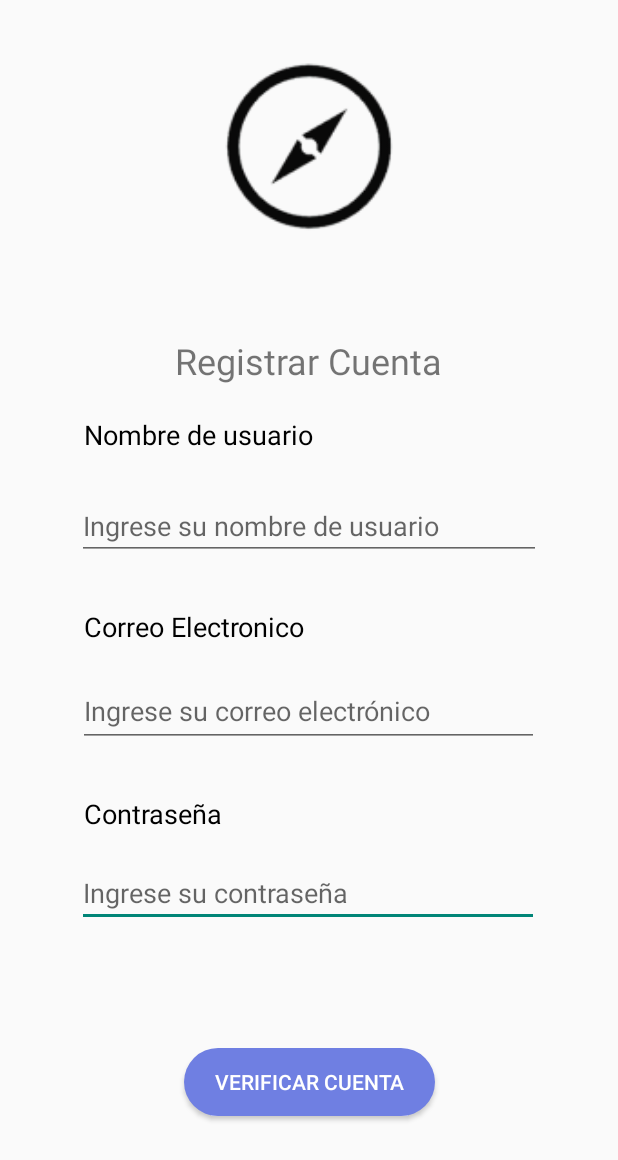
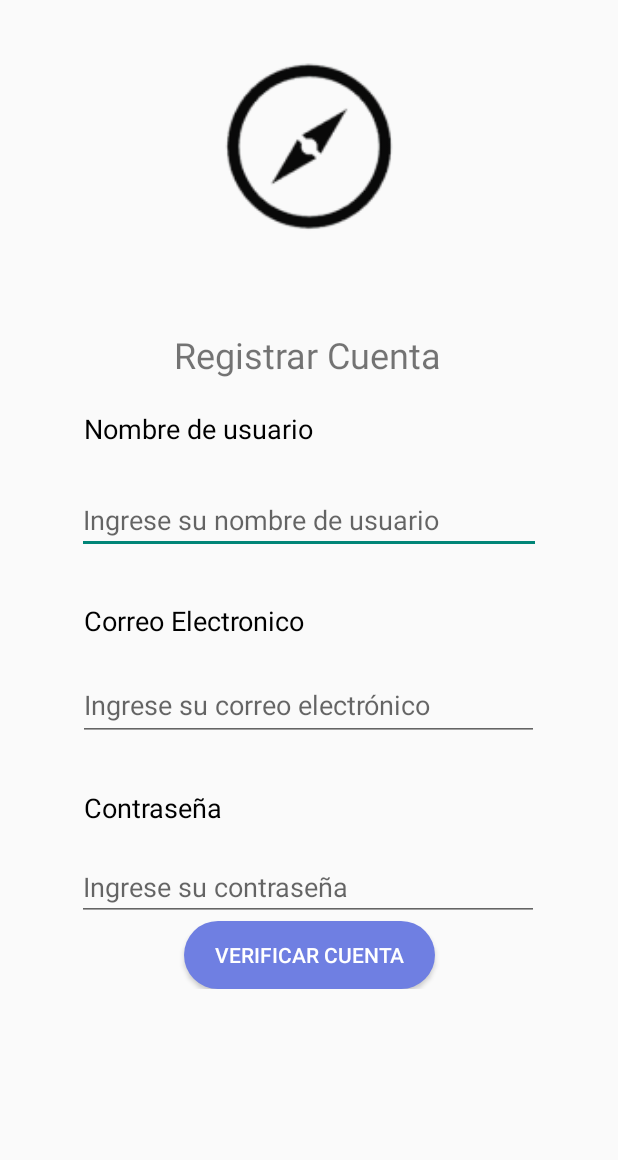
Before and after one commit to 0ctor0k/bussrute-AndroidStudio, an Android app: the CrearCuenta screen opened directly, with no data from a screen before it, on a phone screen of 412 x 824 dp. Shown: the top 1160 px of the screen. Run offline under Robolectric (Android 15) with nearby library versions, the phone set to English and light mode, and no system bars; our stand-ins replace Volley.

Commit message:
Mejor Interfaz en Pantalla Chica

```diff
--- a/app/src/main/res/layout/activity_crear_cuenta.xml
+++ b/app/src/main/res/layout/activity_crear_cuenta.xml
@@ -1,7 +1,11 @@
 <?xml version="1.0" encoding="utf-8"?>
-<androidx.constraintlayout.widget.ConstraintLayout xmlns:android="http://schemas.android.com/apk/res/android"
+<ScrollView xmlns:android="http://schemas.android.com/apk/res/android"
     xmlns:app="http://schemas.android.com/apk/res-auto"
     xmlns:tools="http://schemas.android.com/tools"
+    android:layout_width="match_parent"
+    android:layout_height="match_parent"
+    tools:context=".CrearCuenta">
+    <androidx.constraintlayout.widget.ConstraintLayout
         android:layout_width="match_parent"
         android:layout_height="match_parent">
 
@@ -18,14 +22,14 @@
             android:id="@+id/welcomeMessageTextView"
             android:layout_width="276dp"
             android:layout_height="33dp"
-        android:layout_marginTop="28dp"
+            android:layout_marginTop="24dp"
             android:gravity="center"
             android:paddingStart="16dp"
             android:paddingEnd="16dp"
             android:text="Registrar Cuenta"
             android:textSize="24sp"
             app:layout_constraintEnd_toEndOf="parent"
-        app:layout_constraintHorizontal_bias="0.496"
+            app:layout_constraintHorizontal_bias="0.488"
             app:layout_constraintStart_toStartOf="parent"
             app:layout_constraintTop_toBottomOf="@+id/imageView2" />
 
@@ -104,11 +108,13 @@
             android:id="@+id/btnVerificarCuenta"
             android:layout_width="167dp"
             android:layout_height="45dp"
+            android:background="@drawable/button_background"
             android:text="Verificar Cuenta"
-        android:background="@drawable/button_background"
             android:textColor="#FFFFFF"
             app:layout_constraintBottom_toBottomOf="parent"
             app:layout_constraintEnd_toEndOf="parent"
             app:layout_constraintStart_toStartOf="parent"
-        app:layout_constraintTop_toBottomOf="@+id/txtCreaContraseña" />
+            app:layout_constraintTop_toBottomOf="@+id/txtCreaContraseña"
+            app:layout_constraintVertical_bias="0.0" />
     </androidx.constraintlayout.widget.ConstraintLayout>
+</ScrollView>
```
Also changed, not shown: app/src/main/res/layout/activity_crear_cuenta_google.xml (+7 -0 lines), app/src/main/res/layout/activity_inicio_sesion.xml (+7 -2 lines), app/src/main/res/layout/activity_recuperar_contrasena.xml (+7 -0 lines), app/src/main/res/layout/activity_verificar_correo.xml (+7 -0 lines). Lines whose indentation alone changed are shown as unchanged.
